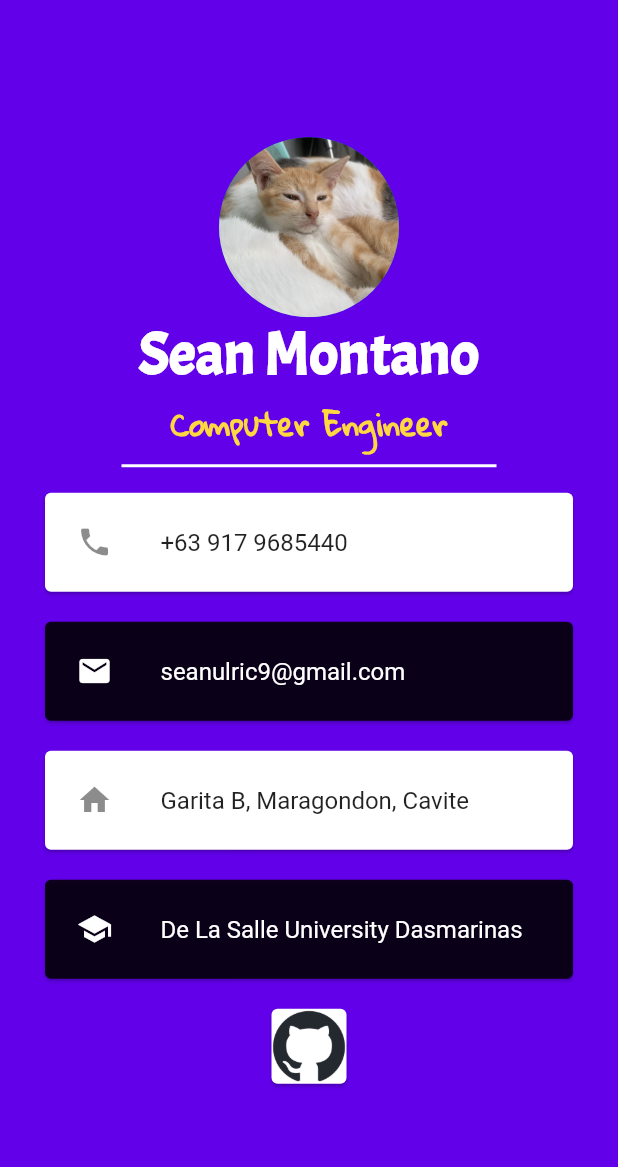
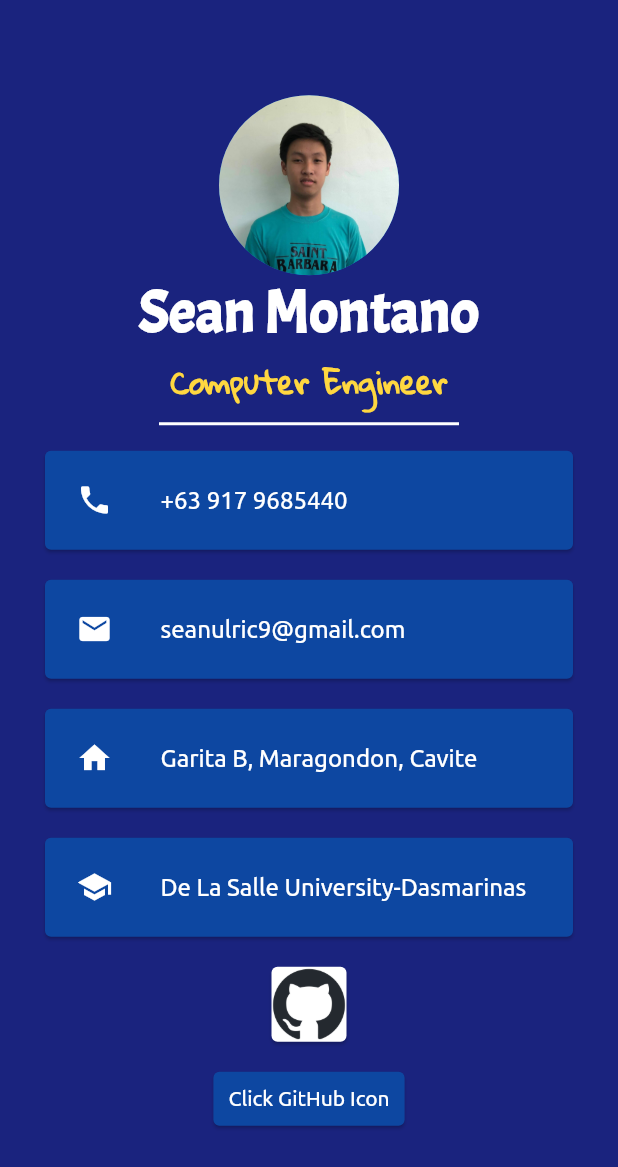
Before and after one commit to seannn9/Business-Card, a Flutter app: the screen it shows after launch, on a phone screen of 412 x 824 dp. Shown: the top 1167 px of the screen. Run offline on Flutter 3.47's test engine with Material 2 defaults, Android fonts, the phone set to English and light mode, and no system bars.

Commit message:
changed color scheme and fonts. Also added a card that redirects to github repo

```diff
--- a/lib/main.dart
+++ b/lib/main.dart
@@ -1,7 +1,7 @@
 import 'package:flutter/material.dart';
 import 'package:url_launcher/url_launcher_string.dart';
 
-void _launchURL() async{
+void launchURL() async{
   await launchUrlString("https://github.com/seannn9/Business-Card");
 }
 
@@ -16,16 +16,16 @@ class MyApp extends StatelessWidget {
   Widget build(BuildContext context) {
     return MaterialApp(
       home: Scaffold(
-        backgroundColor: Colors.deepPurpleAccent[700],
-        body: const SafeArea(
+        backgroundColor: Colors.indigo[900],
+        body: SafeArea(
           child: Column(
             mainAxisAlignment: MainAxisAlignment.center,
             children: [
-              CircleAvatar(
+              const CircleAvatar(
                 radius: 60.0,
-                backgroundImage: AssetImage('images/cat.jpg'),
+                backgroundImage: AssetImage('images/profile.jpg'),
               ),
-              Text(
+              const Text(
                 "Sean Montano",
                 style: TextStyle(
                   color: Colors.white,
@@ -34,7 +34,7 @@ class MyApp extends StatelessWidget {
                   fontFamily: 'Acme',
                 ),
               ),
-              Text(
+              const Text(
                 "Computer Engineer",
                 style: TextStyle(
                   color: Colors.amberAccent,
@@ -43,62 +43,66 @@ class MyApp extends StatelessWidget {
                   fontFamily: 'Gloria'
                 ),
               ),
-              SizedBox(
-                width: 250.0,
+              const SizedBox(
+                width: 200.0,
                 child: Divider(
                   thickness: 2.0,
                   color: Colors.white,
                 )
               ),
               Card(
-                margin: EdgeInsets.symmetric(vertical: 10.0, horizontal: 30.0),
-                child: Padding(
+                color: Colors.blue[900],
+                margin: const EdgeInsets.symmetric(vertical: 10.0, horizontal: 30.0),
+                child: const Padding(
                   padding: EdgeInsets.all(5.0),
                   child: ListTile(
-                    leading: Icon(Icons.phone),
-                    title: Text("+63 917 9685440")
+                    leading: Icon(Icons.phone, color: Colors.white),
+                    title: Text("+63 917 9685440", style: TextStyle(fontFamily: 'Ubuntu', color: Colors.white),)
                   )
                 ),
               ),
               Card(
-                color: Colors.black87,
-                margin: EdgeInsets.symmetric(vertical: 10.0, horizontal: 30.0),
-                child: Padding(
+                color: Colors.blue[900],
+                margin: const EdgeInsets.symmetric(vertical: 10.0, horizontal: 30.0),
+                child: const Padding(
                   padding: EdgeInsets.all(5.0),
                   child: ListTile(
                     leading: Icon(Icons.mail, color: Colors.white),
-                    title: Text("seanulric9@gmail.com", style: TextStyle(color: Colors.white),)
+                    title: Text("seanulric9@gmail.com", style: TextStyle(color: Colors.white,
+                    fontFamily: 'Ubuntu'),)
                   )
                 )
               ),
               Card(
-                margin: EdgeInsets.symmetric(vertical: 10.0, horizontal: 30.0),
-                child: Padding(
+                color: Colors.blue[900],
+                margin: const EdgeInsets.symmetric(vertical: 10.0, horizontal: 30.0),
+                child: const Padding(
                   padding: EdgeInsets.all(5.0),
                   child: ListTile(
-                    leading: Icon(Icons.home),
-                    title: Text("Garita B, Maragondon, Cavite")
+                    leading: Icon(Icons.home, color: Colors.white),
+                    title: Text("Garita B, Maragondon, Cavite", style: TextStyle(fontFamily: 'Ubuntu', color: Colors.white))
                   )
                 )
               ),
               Card(
-                color: Colors.black87,
-                  margin: EdgeInsets.symmetric(vertical: 10.0, horizontal: 30.0),
-                  child: Padding(
-                    padding: EdgeInsets.all(5.0),
-                    child: ListTile(
-                        leading: Icon(Icons.school, color: Colors.white),
-                        title: Text("De La Salle University Dasmarinas", style: TextStyle(color: Colors.white),)
-                      )
-                  )
+                color: Colors.blue[900],
+                margin: const EdgeInsets.symmetric(vertical: 10.0, horizontal: 30.0),
+                child: const Padding(
+                  padding: EdgeInsets.all(5.0),
+                  child: ListTile(
+                      leading: Icon(Icons.school, color: Colors.white),
+                      title: Text("De La Salle University-Dasmarinas", style: TextStyle(color: Colors.white,
+                          fontFamily: 'Ubuntu'),)
+                    )
+                )
               ),
-              Row(
+              const Row(
                 mainAxisAlignment: MainAxisAlignment.center,
                 children: [
                   Card(
                     margin: EdgeInsets.symmetric(vertical: 10.0, horizontal: 30.0),
                     child: InkWell(
-                      onTap: _launchURL,
+                      onTap: launchURL,
                       child: Image(
                         image: AssetImage('images/github-mark.png'),
                         width: 50.0,
@@ -107,6 +111,20 @@ class MyApp extends StatelessWidget {
                 ),
                ]
               ),
+              Card(
+                color: Colors.blue[900],
+                margin: const EdgeInsets.symmetric(vertical: 10.0, horizontal: 30.0),
+                child: const Padding(
+                  padding: EdgeInsets.all(10.0),
+                  child: Text(
+                    "Click GitHub Icon",
+                    style: TextStyle(
+                      fontFamily: 'Ubuntu',
+                      color: Colors.white
+                    ),
+                  )
+                )
+              )
             ],
           )
         )
```
